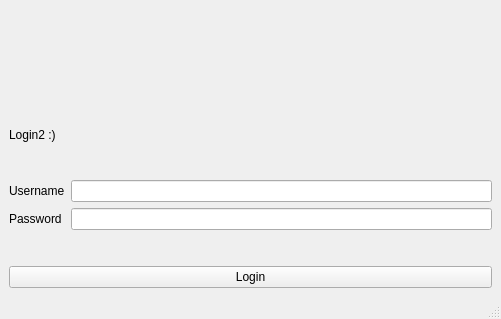
viur-framework/viur-admin, file viur_admin/ui/simplelogin.ui: the form before one commit.
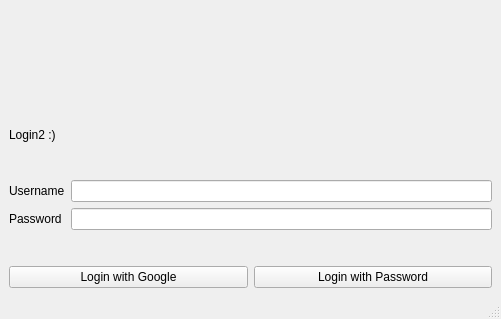
The form after the commit. Icons and pictures are not drawn.

Commit message: Re-Implemented Login with Google

What changed in the file:
```diff
--- a/viur_admin/ui/simplelogin.ui
+++ b/viur_admin/ui/simplelogin.ui
@@ -72,11 +72,22 @@
      </layout>
     </item>
     <item>
+     <layout class="QHBoxLayout" name="horizontalLayout">
+      <item>
+       <widget class="QPushButton" name="googleLoginBtn">
+        <property name="text">
+         <string>Login with Google</string>
+        </property>
+       </widget>
+      </item>
+      <item>
      <widget class="QPushButton" name="loginBtn">
       <property name="text">
-       <string>Login</string>
-      </property>
-     </widget>
+         <string>Login with Password</string>
+        </property>
+       </widget>
+      </item>
+     </layout>
     </item>
    </layout>
   </widget>
```
Lines whose indentation alone changed are shown as unchanged. The commit also changes 11 other files.
